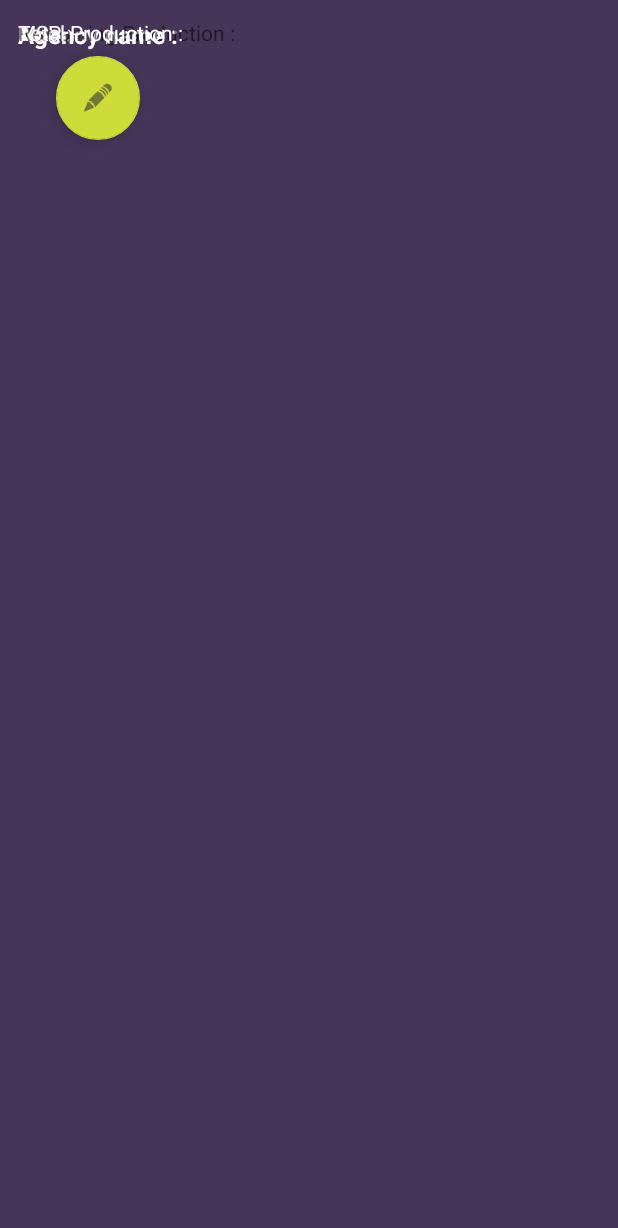
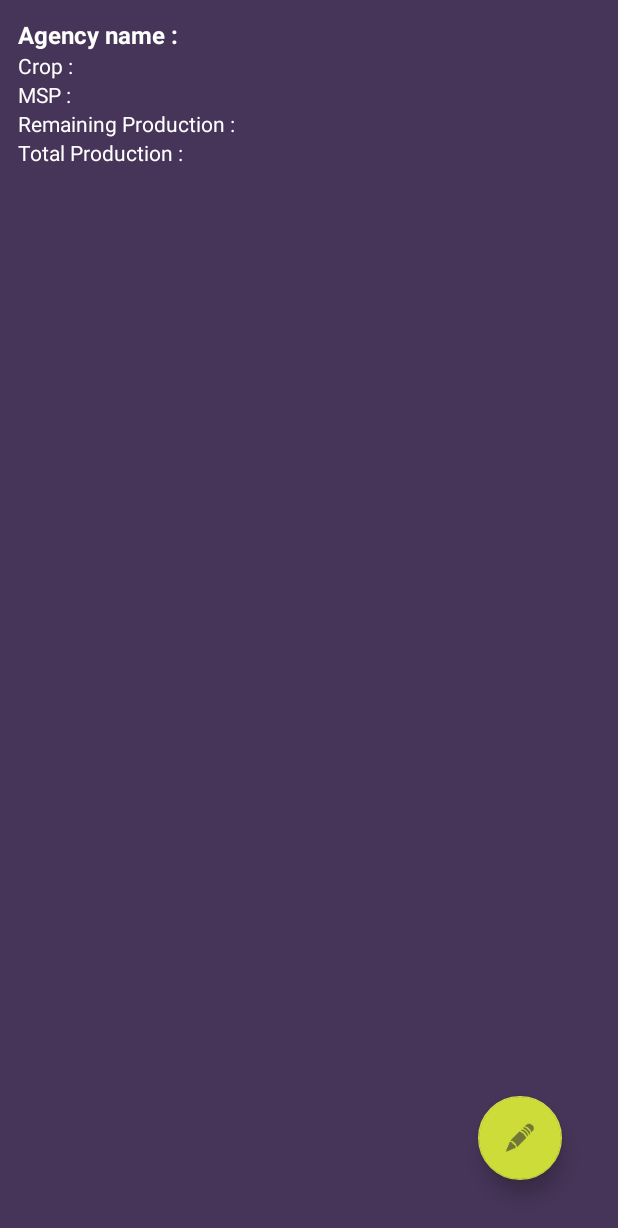
Before and after one commit to kushmangal/SaveTheHacker, an Android app: the layout activity_bid.xml on its own in the app's theme, with its tools: preview values and no code run, on a phone screen of 412 x 824 dp. Shown: the top 1228 px of the screen. Run offline under Robolectric (Android 15) with nearby library versions, the phone set to English and light mode, and no system bars.

Commit message:
Fixed RecyclerView

```diff
--- a/app/src/main/AndroidManifest.xml
+++ b/app/src/main/AndroidManifest.xml
@@ -27,6 +27,12 @@
         <activity android:name=".CropActivity">
 
         </activity>
+        <activity android:name=".BidActivity">
+
+        </activity>
+        <activity android:name=".MakeBidActivity">
+
+        </activity>
     </application>
 
 </manifest>
--- a/app/src/main/java/kmzenon/savethehacker/Login.java
+++ b/app/src/main/java/kmzenon/savethehacker/Login.java
@@ -71,7 +71,7 @@ public class Login extends AppCompatActivity {
             @Override
             public void onClick(View v) {
                 // Start the Signup activity
-                Intent intent = new Intent(getApplicationContext(), Register.class);
+                Intent intent = new Intent(getApplicationContext(), CropActivity.class);
                 startActivityForResult(intent, REQUEST_SIGNUP);
             }
         });
--- a/app/src/main/res/layout/activity_bid.xml
+++ b/app/src/main/res/layout/activity_bid.xml
@@ -11,7 +11,7 @@
     <TextView
         android:layout_width="match_parent"
         android:layout_height="wrap_content"
-        android:textSize="16dp"
+        android:textSize="16sp"
         android:textStyle="bold"
         android:textColor="@android:color/white"
         android:id="@+id/bid_agency_name"
@@ -20,27 +20,49 @@
     <TextView
         android:layout_width="match_parent"
         android:layout_height="wrap_content"
+        android:textSize="14sp"
+        android:textColor="@android:color/white"
+        android:id="@+id/bid_crop"
+        android:layout_below="@id/bid_agency_name"
+        android:text="Crop : "/>
+
+    <TextView
+        android:layout_width="match_parent"
+        android:layout_height="wrap_content"
+        android:textSize="14sp"
         android:textColor="@android:color/white"
         android:id="@+id/bid_msp"
+        android:layout_below="@id/bid_crop"
         android:text="MSP : "/>
 
     <TextView
         android:layout_width="match_parent"
         android:layout_height="wrap_content"
+        android:textSize="14sp"
+        android:layout_below="@id/bid_msp"
+        android:textColor="@android:color/white"
         android:id="@+id/bid_remainingprod"
-        android:text="Remaining Production :"/>
+        android:text="Remaining Production : "/>
 
     <TextView
         android:layout_width="match_parent"
         android:layout_height="wrap_content"
+        android:textSize="14sp"
         android:id="@+id/bid_totalprod"
+        android:layout_below="@id/bid_remainingprod"
         android:textColor="@android:color/white"
-        android:text="Total Production :"/>
+        android:text="Total Production : "/>
+
+    <TextView
+        android:layout_width="wrap_content"
+        android:layout_height="wrap_content" />
 
     <ListView
         android:layout_width="match_parent"
         android:layout_height="wrap_content"
+        android:textSize="14sp"
         android:textColor="@android:color/white"
+        android:layout_below="@id/bid_totalprod"
         android:id="@+id/bidlist"
         />
 
@@ -50,7 +72,8 @@
         android:layout_width="wrap_content"
         app:backgroundTint="#CDDC39"
         android:layout_height="wrap_content"
-        android:layout_gravity="bottom|end"
+        android:layout_alignParentBottom="true"
+        android:layout_alignParentRight="true"
         app:fabSize="normal"
         android:layout_margin="25dp"
         app:elevation="8dp"
--- a/app/src/main/res/layout/activity_login.xml
+++ b/app/src/main/res/layout/activity_login.xml
@@ -1,5 +1,6 @@
 <?xml version="1.0" encoding="utf-8"?>
-<ScrollView xmlns:android="http://schemas.android.com/apk/res/android"
+<ScrollView
+    xmlns:android="http://schemas.android.com/apk/res/android"
     android:layout_width="fill_parent"
     android:layout_height="fill_parent"
     android:fitsSystemWindows="true"
--- a/app/src/main/res/layout/activity_main.xml
+++ b/app/src/main/res/layout/activity_main.xml
@@ -2,8 +2,8 @@
 <LinearLayout xmlns:android="http://schemas.android.com/apk/res/android"
     android:layout_width="match_parent"
     android:layout_height="match_parent"
-    android:background="#473559"
-   >
+    android:padding="16dp"
+    android:background="#473559">
 
     <android.support.v7.widget.RecyclerView
         android:id="@+id/agencylist"
--- a/app/src/main/res/layout/activity_make_bid.xml
+++ b/app/src/main/res/layout/activity_make_bid.xml
@@ -1,5 +1,5 @@
 <?xml version="1.0" encoding="utf-8"?>
-<LinearLayout
+<RelativeLayout
     xmlns:android="http://schemas.android.com/apk/res/android"
     android:layout_width="match_parent"
     android:layout_height="match_parent"
@@ -15,4 +15,4 @@
         android:textSize="14sp"
         />
 
-</LinearLayout>
+</RelativeLayout>
--- a/app/src/main/res/layout/agency_row.xml
+++ b/app/src/main/res/layout/agency_row.xml
@@ -2,8 +2,9 @@
 <LinearLayout
     xmlns:android="http://schemas.android.com/apk/res/android"
     android:layout_width="match_parent"
-    android:layout_height="match_parent"
+    android:layout_height="wrap_content"
     android:focusable="true"
+    android:background="#D3D3D3"
     android:paddingLeft="16dp"
     android:paddingRight="16dp"
     android:paddingTop="10dp"
```
Also changed, not shown: app/src/main/java/kmzenon/savethehacker/BidActivity.java (+27 -2 lines), app/src/main/java/kmzenon/savethehacker/MainActivity.java (+61 -9 lines).
